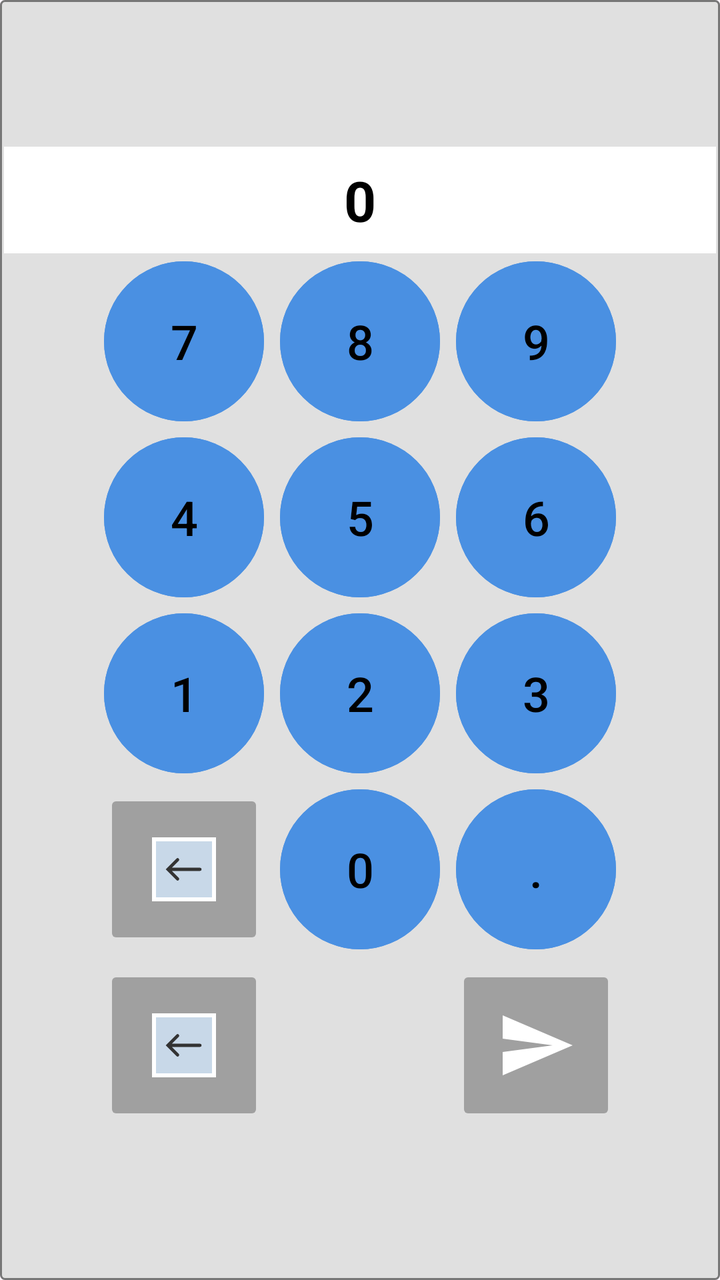
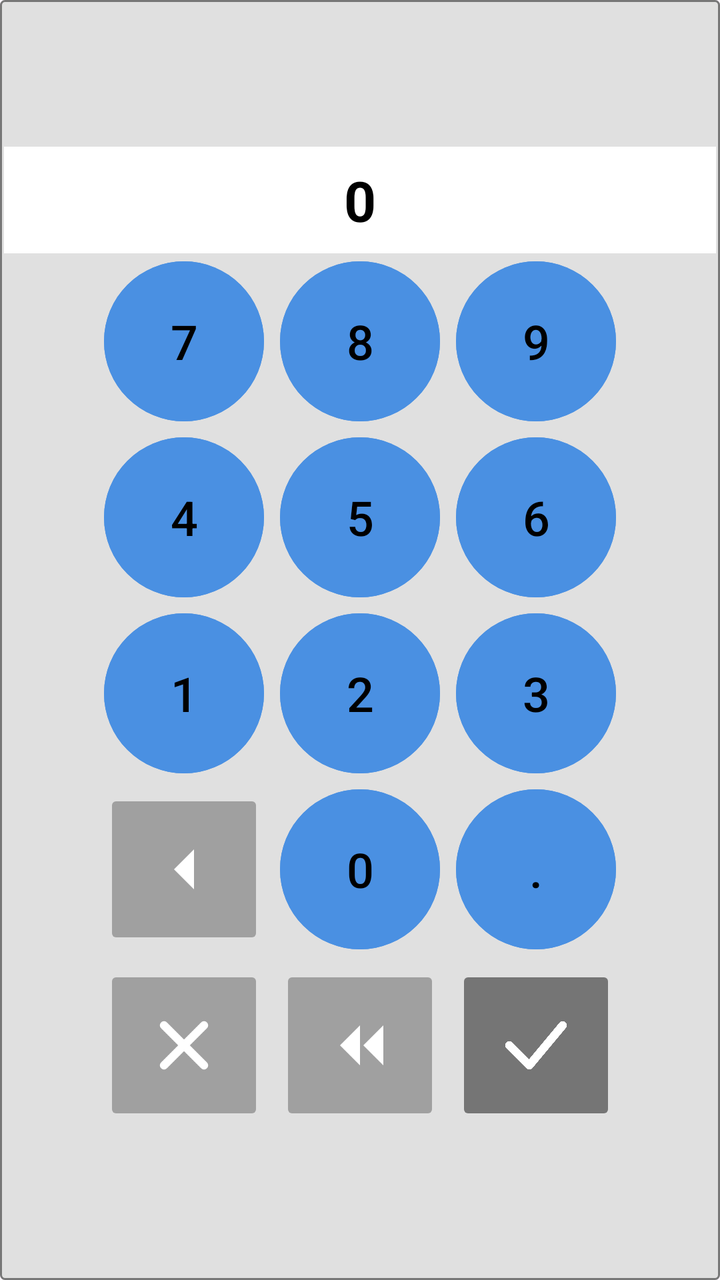

Before-and-after screenshots of an Android layout around one commit, followed by the original layout XML and the change that was made.
<!-- AndroidManifest.xml: application theme Theme.VineUro_PVC -->
<!-- res/layout/dialog_custom_keypad_number.xml -->
<?xml version="1.0" encoding="utf-8"?>
<LinearLayout xmlns:android="http://schemas.android.com/apk/res/android"
    android:layout_width="wrap_content"
    android:layout_height="wrap_content"
    android:background="@drawable/bg_keypad"
    android:gravity="center"
    android:orientation="vertical"
    android:padding="2dp">

    <TextView
        android:id="@+id/tvKeypadValue"
        android:layout_width="match_parent"
        android:layout_height="wrap_content"
        android:background="@color/white"
        android:gravity="center"
        android:padding="8dp"
        android:text="0"
        android:textColor="@color/black"
        android:textSize="28sp"
        android:textStyle="bold" />

    <GridLayout
        android:layout_width="wrap_content"
        android:layout_height="wrap_content"
        android:columnCount="3"
        android:useDefaultMargins="true">

        
        <Button style="@style/KeypadButton" android:text="7" android:id="@+id/btn7" />
        <Button style="@style/KeypadButton" android:text="8" android:id="@+id/btn8" />
        <Button style="@style/KeypadButton" android:text="9" android:id="@+id/btn9" />

        
        <Button style="@style/KeypadButton" android:text="4" android:id="@+id/btn4" />
        <Button style="@style/KeypadButton" android:text="5" android:id="@+id/btn5" />
        <Button style="@style/KeypadButton" android:text="6" android:id="@+id/btn6" />

        
        <Button style="@style/KeypadButton" android:text="1" android:id="@+id/btn1" />
        <Button style="@style/KeypadButton" android:text="2" android:id="@+id/btn2" />
        <Button style="@style/KeypadButton" android:text="3" android:id="@+id/btn3" />

        
        <ImageButton
            android:id="@+id/btnKeypadDelete"
            style="@style/KeypadActionItem"
            android:src="@drawable/ic_apertura_arrow_left" />
        <Button style="@style/KeypadButton" android:text="0" android:id="@+id/btn0" />
        <Button style="@style/KeypadButton" android:text="." android:id="@+id/btnDot" />

        
        <ImageButton
            android:id="@+id/btnKeypadClear"
            style="@style/KeypadActionItem"
            android:src="@drawable/ic_apertura_arrow_left" />

        <View android:layout_width="60dp" android:layout_height="60dp" />

        <ImageButton
            android:id="@+id/btnKeypadDone"
            style="@style/KeypadActionItem"
            android:src="@drawable/ic_menu_send" />

    </GridLayout>
</LinearLayout>
<!-- resources referenced by this layout -->
<resources>
  <color name="black">#FF000000</color>
  <color name="white">#FFFFFFFF</color>
  <!-- drawable bg_keypad (drawable) -->
  <?xml version="1.0" encoding="utf-8"?>
  <shape xmlns:android="http://schemas.android.com/apk/res/android">
      <solid android:color="@color/keypad_bg" />
      <corners android:radius="2dp" />
      <stroke android:width="1dp" android:color="#777777" />
  </shape>
  <!-- drawable ic_apertura_arrow_left (drawable) -->
  <vector xmlns:android="http://schemas.android.com/apk/res/android"
      android:width="64dp"
      android:height="64dp"
      android:viewportWidth="100"
      android:viewportHeight="100">
      <path
          android:fillColor="#FFFFFF"
          android:pathData="M10,10 H90 V90 H10 Z" />
      <path
          android:fillColor="#C8D8E8"
          android:pathData="M15,15 H85 V85 H15 Z" />
      
      <path
          android:strokeColor="#333333"
          android:strokeWidth="4"
          android:strokeLineCap="round"
          android:pathData="M70,50 H30 M42,38 L30,50 L42,62" />
  </vector>
  <!-- drawable ic_menu_send (drawable) -->
  <vector xmlns:android="http://schemas.android.com/apk/res/android"
      android:width="28dp"
      android:height="28dp"
      android:viewportWidth="24"
      android:viewportHeight="24">
      <path
          android:fillColor="#FFFFFFFF"
          android:pathData="M2.01,21L23,12 2.01,3 2,10l15,2 -15,2z"/>
  </vector>
  <style name="KeypadActionItem">
          <item name="android:layout_width">80dp</item>
          <item name="android:layout_height">80dp</item>
          <item name="android:backgroundTint">@color/keypad_delete_bg</item>
          <item name="android:padding">20dp</item>
          <item name="android:scaleType">fitCenter</item>
      </style>
  <style name="KeypadButton">
          <item name="android:layout_width">80dp</item>
          <item name="android:layout_height">80dp</item>
          <item name="android:backgroundTint">@color/keypad_button_bg</item>
          <item name="android:textColor">@color/black</item>
          <item name="android:textSize">24sp</item>
          <item name="android:padding">0dp</item>
          <item name="android:insetTop">0dp</item>
          <item name="android:insetBottom">0dp</item>
      </style>
  <style name="Theme.VineUro_PVC" parent="Base.Theme.VineUro_PVC" />
  <color name="keypad_bg">#E0E0E0</color>
  <color name="keypad_delete_bg">#A0A0A0</color>
  <color name="keypad_button_bg">#4A90E2</color>
  <style name="Base.Theme.VineUro_PVC" parent="Theme.Material3.DayNight.NoActionBar">
          
          
      </style>
</resources>

<!-- the commit's change to res/layout/dialog_custom_keypad_number.xml (unified diff, before → after) -->
@@ -44,22 +44,26 @@
         <ImageButton
             android:id="@+id/btnKeypadDelete"
             style="@style/KeypadActionItem"
-            android:src="@drawable/ic_apertura_arrow_left" />
+            android:src="@drawable/ic_keypad_arrow_left" />
         <Button style="@style/KeypadButton" android:text="0" android:id="@+id/btn0" />
         <Button style="@style/KeypadButton" android:text="." android:id="@+id/btnDot" />
 
         
         <ImageButton
+            android:id="@+id/btnKeypadClose"
+            style="@style/KeypadActionItem"
+            android:src="@drawable/ic_keypad_close" />
+
+        <ImageButton
             android:id="@+id/btnKeypadClear"
             style="@style/KeypadActionItem"
-            android:src="@drawable/ic_apertura_arrow_left" />
-
-        <View android:layout_width="60dp" android:layout_height="60dp" />
+            android:src="@drawable/ic_keypad_double_arrow_left" />
 
         <ImageButton
             android:id="@+id/btnKeypadDone"
             style="@style/KeypadActionItem"
-            android:src="@drawable/ic_menu_send" />
+            android:backgroundTint="#757575"
+            android:src="@drawable/ic_keypad_done" />
 
     </GridLayout>
 </LinearLayout>
<!-- resource entries referenced after the edit -->
@@ -9,34 +9,52 @@
       <corners android:radius="2dp" />
       <stroke android:width="1dp" android:color="#777777" />
   </shape>
-  <!-- drawable ic_apertura_arrow_left (drawable) -->
+  <!-- drawable ic_keypad_arrow_left (drawable) -->
   <vector xmlns:android="http://schemas.android.com/apk/res/android"
-      android:width="64dp"
-      android:height="64dp"
-      android:viewportWidth="100"
-      android:viewportHeight="100">
-      <path
-          android:fillColor="#FFFFFF"
-          android:pathData="M10,10 H90 V90 H10 Z" />
-      <path
-          android:fillColor="#C8D8E8"
-          android:pathData="M15,15 H85 V85 H15 Z" />
-      
-      <path
-          android:strokeColor="#333333"
-          android:strokeWidth="4"
-          android:strokeLineCap="round"
-          android:pathData="M70,50 H30 M42,38 L30,50 L42,62" />
-  </vector>
-  <!-- drawable ic_menu_send (drawable) -->
-  <vector xmlns:android="http://schemas.android.com/apk/res/android"
-      android:width="28dp"
-      android:height="28dp"
+      android:width="24dp"
+      android:height="24dp"
       android:viewportWidth="24"
       android:viewportHeight="24">
       <path
-          android:fillColor="#FFFFFFFF"
-          android:pathData="M2.01,21L23,12 2.01,3 2,10l15,2 -15,2z"/>
+          android:fillColor="#FFFFFF"
+          android:pathData="M15,6 L9,12 L15,18 Z" />
+  </vector>
+  <!-- drawable ic_keypad_close (drawable) -->
+  <vector xmlns:android="http://schemas.android.com/apk/res/android"
+      android:width="24dp"
+      android:height="24dp"
+      android:viewportWidth="24"
+      android:viewportHeight="24">
+      <path
+          android:fillColor="#00000000"
+          android:strokeColor="#FFFFFF"
+          android:strokeWidth="2.5"
+          android:strokeLineCap="round"
+          android:pathData="M6,6 L18,18 M18,6 L6,18" />
+  </vector>
+  <!-- drawable ic_keypad_done (drawable) -->
+  <vector xmlns:android="http://schemas.android.com/apk/res/android"
+      android:width="24dp"
+      android:height="24dp"
+      android:viewportWidth="24"
+      android:viewportHeight="24">
+      <path
+          android:fillColor="#00000000"
+          android:strokeColor="#FFFFFF"
+          android:strokeWidth="2.5"
+          android:strokeLineCap="round"
+          android:strokeLineJoin="round"
+          android:pathData="M4,12 L10,18 L20,6" />
+  </vector>
+  <!-- drawable ic_keypad_double_arrow_left (drawable) -->
+  <vector xmlns:android="http://schemas.android.com/apk/res/android"
+      android:width="24dp"
+      android:height="24dp"
+      android:viewportWidth="24"
+      android:viewportHeight="24">
+      <path
+          android:fillColor="#FFFFFF"
+          android:pathData="M12,6 L6,12 L12,18 Z M19,6 L13,12 L19,18 Z" />
   </vector>
   <style name="KeypadActionItem">
           <item name="android:layout_width">80dp</item>
